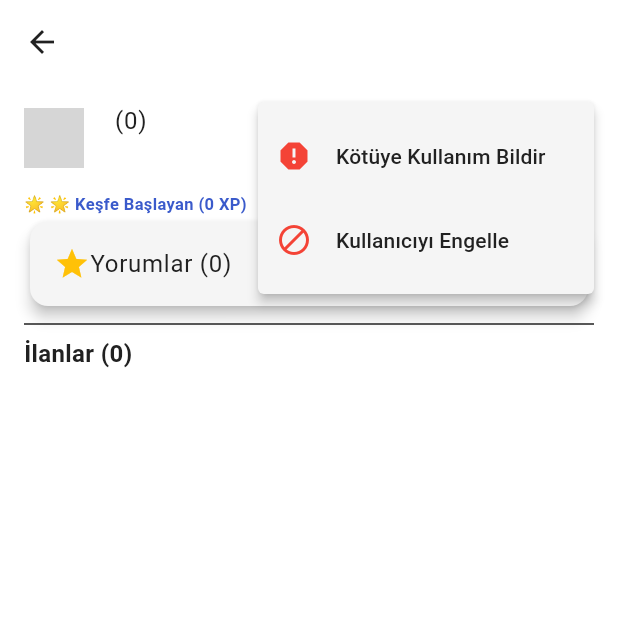
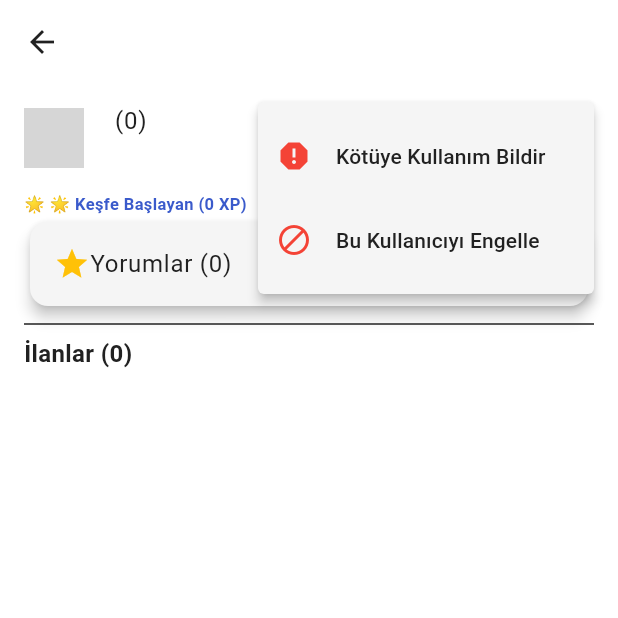
Before and after one commit to Alpaslandev/Palse, a Flutter app: the FriendProfileView screen opened directly with empty values, after a tap on the "more vert" icon, on a phone screen of 412 x 824 dp, the top half of it. Run offline on Flutter 3.47's test engine with Material 3 defaults, Android fonts, the phone set to English and light mode, and no system bars; our stand-ins replace cached_network_image, cloud_firestore, dio, firebase_auth, firebase_core, firebase_messaging and 8 more; missing offline and left inert: purchases_flutter; accounts and stored records are empty; network calls fail; statements that could not run were skipped; grey boxes are pictures that could not be loaded.

Commit message:
Lokalizasyon Kapsamını Genişlet ve Kullanıcı Arayüzü Çevirilerini Güncelle
- Advert Card, Kategoriler, Profil ve Arkadaş Profili görünümlerinde lokalizasyon desteğini tamamla
- İngilizce (en.dart) ve Türkçe (tr.dart) dil dosyalarına yeni çeviri anahtarları ekle
- Kullanıcı arayüzündeki statik metinleri context.tr() metoduyla dinamik çevirilere dönüştür
- Günlük görev, kategoriler, beğenme ve silme gibi işlevler için yerelleştirme ekle

```diff
--- a/lib/core/localization/lang/en.dart
+++ b/lib/core/localization/lang/en.dart
@@ -41,10 +41,43 @@ const Map<String, String> en = {
   'camera': 'Camera',
   'gallery': 'Gallery',
 
+  // Listings and Profile
+  'my_listings': 'My Listings',
+  'my_likes': 'My Likes',
+  'profile_viewers': 'Profile Viewers',
+  'no_listing_found': 'No listing found',
+  'show_less': 'Show less',
+  'show_more': 'Show more...',
+  'likers': 'Likers',
+  'delete': 'Delete',
+  'like': 'Like',
+  'message': 'Message',
+  'report_listing': 'Report Listing',
+  'report_sent': 'Report has been sent',
+  'block_user': 'Block This User',
+  'user_blocked': 'User blocked',
+  'listings': 'Listings',
+  'send_message': 'Send Message',
+  'report_abuse': 'Report Abuse',
+  'comments': 'Comments',
+
   // Profile
   'edit_profile': 'Edit Profile',
   'settings': 'Settings',
   'logout': 'Logout',
+  'daily_task': 'Daily Task',
+  'daily_task_step1': 'Create a listing and send a message!',
+  'daily_task_step2': 'Complete the task, earn +100 XP in total!',
+  'complete_task': 'Complete Task',
+  'verify_profile_text': 'Verify that you are a real profile and\ngain extra visibility!',
+  'get_premium': 'Get Premium',
+
+  // Categories
+  'categories': 'Categories',
+  'save': 'Save',
+  'my_interests': 'My Interests',
+  'all_categories': 'All Categories',
+  'interests_saved': 'Your interests have been saved',
 
   // XP System
   'xp_system': 'XP System and Rewards',
--- a/lib/core/localization/lang/tr.dart
+++ b/lib/core/localization/lang/tr.dart
@@ -31,6 +31,26 @@ const Map<String, String> tr = {
   'click_to_see_other_listings': 'Diğer ilanları görmek için tıklayın',
   'create_listing': 'İlan Ver',
 
+  // İlanlar ve Profil
+  'my_listings': 'İlanlarım',
+  'my_likes': 'Beğendiklerim',
+  'profile_viewers': 'Profilime Bakanlar',
+  'no_listing_found': 'İlan bulunamadı',
+  'show_less': 'Daha az göster',
+  'show_more': 'Devamını gör...',
+  'likers': 'Beğenenler',
+  'delete': 'Sil',
+  'like': 'Beğen',
+  'message': 'Mesaj',
+  'report_listing': 'İlanı Şikayet Et',
+  'report_sent': 'Şikayet işlemi başlatıldı',
+  'block_user': 'Bu Kullanıcıyı Engelle',
+  'user_blocked': 'Kullanıcı engellendi',
+  'listings': 'İlanlar',
+  'send_message': 'Mesaj Gönder',
+  'report_abuse': 'Kötüye Kullanım Bildir',
+  'comments': 'Yorumlar',
+
   // Mesajlar
   'no_messages': 'Henüz mesaj yok',
   'type_message': 'Mesaj yazın...',
@@ -45,9 +65,15 @@ const Map<String, String> tr = {
   'edit_profile': 'Profili Düzenle',
   'settings': 'Ayarlar',
   'logout': 'Çıkış Yap',
+  'daily_task': 'Bugünkü Görev',
+  'daily_task_step1': 'Bir ilan oluştur ve bir mesaj gönder!',
+  'daily_task_step2': 'Görevi tamamla, toplamda +100 XP kazan!',
+  'complete_task': 'Görevi Tamamla',
+  'verify_profile_text': 'Gerçek bir profil olduğunu doğrula ve\nekstra görünürlük kazan!',
+  'get_premium': 'Premium Ol',
 
   // XP Sistemi
-  'xp_system': 'XP Sistemi ve Ödüller',
+  'xp_system': 'XP Sistemi ve Ünvanlar',
   'ranks': 'Unvanlar',
   'ranks_description': 'Kazandığınız XP puanlarına göre unvanınız yükselir:',
 
@@ -97,4 +123,11 @@ const Map<String, String> tr = {
   'privacy_policy': 'Gizlilik Politikası',
   'about_us': 'Hakkımızda',
   'app_version': 'Uygulama Versiyonu',
+
+  // Kategoriler
+  'categories': 'Kategoriler',
+  'save': 'Kaydet',
+  'my_interests': 'İlgi Alanlarım',
+  'all_categories': 'Tüm Kategoriler',
+  'interests_saved': 'İlgi alanlarınız kaydedildi',
 };
--- a/lib/features/friend_profile/friend_profile_view.dart
+++ b/lib/features/friend_profile/friend_profile_view.dart
@@ -1,5 +1,6 @@
 import 'package:flutter/material.dart';
 import 'package:go_router/go_router.dart';
+import 'package:palseapp/core/localization/app_localizations.dart';
 import 'package:palseapp/core/provider/auth_provider.dart';
 import 'package:palseapp/core/routes/routes.dart';
 import 'package:palseapp/core/utils/app_theme.dart';
@@ -34,14 +35,15 @@ class FriendProfileView extends StatelessWidget {
                             _subHeader(viewModel, context),
                             _ratingCard(viewModel, context),
                             Divider(),
-                            Text('İlanlar (${viewModel.adverts.length})', style: TextStyle(fontSize: 16, fontWeight: FontWeight.bold)),
+                            Text('${context.tr('listings')} (${viewModel.adverts.length})',
+                                style: TextStyle(fontSize: 16, fontWeight: FontWeight.bold)),
                           ],
                         ),
                       ),
                       const SizedBox(height: 16),
                       Expanded(
                         child: viewModel.adverts.isEmpty
-                            ? const Center(child: Text('Henüz ilan bulunmuyor'))
+                            ? Center(child: Text(context.tr('no_listings_yet')))
                             : ListView.builder(
                                 padding: EdgeInsets.zero,
                                 itemCount: viewModel.adverts.length,
@@ -64,7 +66,7 @@ class FriendProfileView extends StatelessWidget {
                       padding: const EdgeInsets.all(16.0),
                       child: ElevatedButton(
                         onPressed: () {},
-                        child: const Text('Mesaj Gönder'),
+                        child: Text(context.tr('send_message')),
                       ),
                     ),
                   ),
@@ -117,14 +119,14 @@ class FriendProfileView extends StatelessWidget {
             value: 'report',
             child: ListTile(
               leading: const Icon(Icons.report, color: Colors.red),
-              title: const Text('Kötüye Kullanım Bildir'),
+              title: Text(context.tr('report_abuse')),
             ),
           ),
           PopupMenuItem(
             value: 'block',
             child: ListTile(
               leading: const Icon(Icons.block, color: Colors.red),
-              title: const Text('Kullanıcıyı Engelle'),
+              title: Text(context.tr('block_user')),
             ),
           ),
         ],
@@ -145,7 +147,7 @@ Widget _ratingCard(FriendProfileViewModel viewModel, BuildContext context) {
             Row(
               children: [
                 Icon(Icons.star, color: Colors.amber),
-                Text('Yorumlar (${viewModel.customer?.comments?.length ?? 0})'),
+                Text('${context.tr('comments')} (${viewModel.customer?.comments?.length ?? 0})'),
               ],
             ),
           ],
```
Also changed, not shown: lib/core/widgets/advert_card.dart (+10 -9 lines), lib/features/categories/view/categories_view.dart (+10 -9 lines), lib/features/my_advert/view/my_advert_view.dart (+7 -6 lines), lib/features/profile/view/profile_view.dart (+19 -18 lines).
